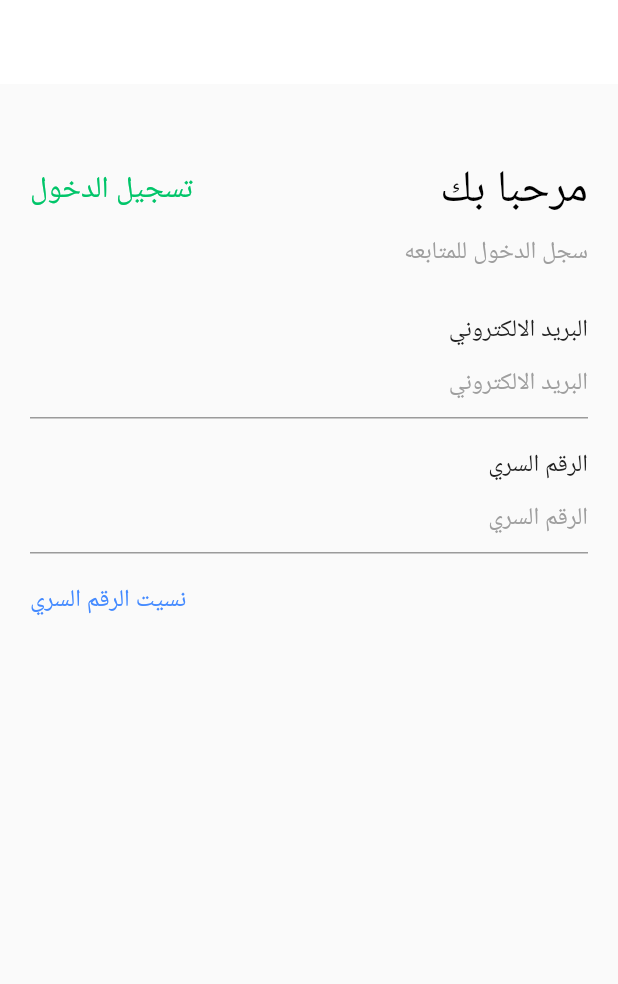
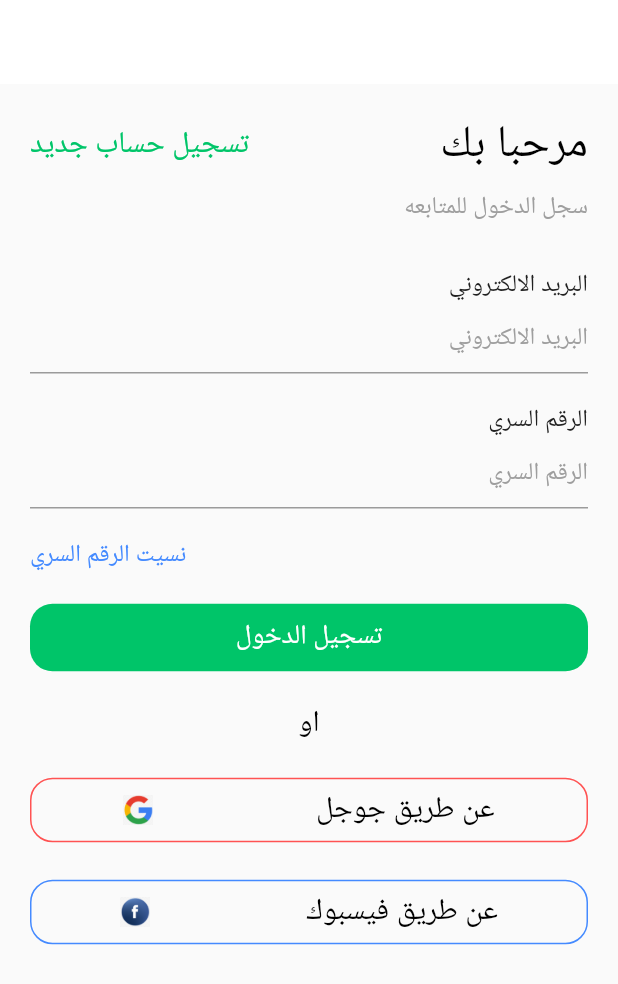
Before and after one commit to ashrafsayed2018/flutter-ecommerce-app, a Flutter app: the screen it shows after launch, on a phone screen of 412 x 824 dp. Shown: the top 984 px of the screen. Run offline on Flutter 3.47's test engine with Material 2 defaults, Android fonts, the phone set to English and light mode, and no system bars; our stand-ins replace get.

Commit message:
login screen design

```diff
--- a/lib/main.dart
+++ b/lib/main.dart
@@ -1,5 +1,6 @@
 import 'package:ecommerce_app/view/auth/login_screen.dart';
 import 'package:flutter/material.dart';
+import 'package:get/get.dart';
 
 void main() {
   runApp(const MyApp());
@@ -11,7 +12,7 @@ class MyApp extends StatelessWidget {
   // This widget is the root of your application.
   @override
   Widget build(BuildContext context) {
-    return const MaterialApp(
+    return const GetMaterialApp(
       debugShowCheckedModeBanner: false,
       home: Scaffold(
         body: LoginScreen(),
--- a/lib/view/auth/login_screen.dart
+++ b/lib/view/auth/login_screen.dart
@@ -1,7 +1,11 @@
 import 'package:ecommerce_app/constants.dart';
+import 'package:ecommerce_app/view/auth/second_screen.dart';
+import 'package:ecommerce_app/view/widgets/custom_button.dart';
+import 'package:ecommerce_app/view/widgets/custom_social_button.dart';
 import 'package:ecommerce_app/view/widgets/custom_text.dart';
 import 'package:ecommerce_app/view/widgets/custom_text_form_feild.dart';
 import 'package:flutter/material.dart';
+import 'package:get/get.dart';
 
 class LoginScreen extends StatelessWidget {
   const LoginScreen({Key? key}) : super(key: key);
@@ -15,14 +19,14 @@ class LoginScreen extends StatelessWidget {
       ),
       body: SingleChildScrollView(
         child: Padding(
-          padding: const EdgeInsets.only(top: 50, right: 20, left: 20),
+          padding: const EdgeInsets.only(top: 20, right: 20, left: 20),
           child: Column(
             children: [
               Row(
                 mainAxisAlignment: MainAxisAlignment.spaceBetween,
                 children: const [
                   CustomText(
-                    text: "تسجيل الدخول",
+                    text: "تسجيل حساب جديد",
                     color: kPrimaryColor,
                     fontSize: 20,
                   ),
@@ -77,7 +81,50 @@ class LoginScreen extends StatelessWidget {
                 text: 'نسيت الرقم السري',
                 fontSize: 16,
                 color: Colors.blueAccent,
-              )
+              ),
+              const SizedBox(
+                height: 20,
+              ),
+              CustomButton(
+                text: 'تسجيل الدخول',
+                onPressed: () {
+                  Get.to(() => const SecondScreen());
+                },
+                backbgoundColor: kPrimaryColor,
+                textColor: Colors.white,
+                alignment: Alignment.center,
+                fontSize: 18,
+              ),
+              const SizedBox(
+                height: 20,
+              ),
+              const CustomText(
+                alignment: Alignment.center,
+                text: ' او ',
+                color: Colors.black,
+                fontSize: 20,
+              ),
+              const SizedBox(
+                height: 20,
+              ),
+              const CustomSocialButton(
+                text: 'عن طريق جوجل',
+                image: 'assets/images/google-icon.png',
+                onPressed: null,
+                borderColor: Colors.redAccent,
+              ),
+              const SizedBox(
+                height: 20,
+              ),
+              const CustomSocialButton(
+                text: 'عن طريق فيسبوك',
+                image: 'assets/images/facebook-icon.png',
+                onPressed: null,
+                borderColor: Colors.blueAccent,
+              ),
+              const SizedBox(
+                height: 20,
+              ),
             ],
           ),
         ),
--- /dev/null
+++ b/lib/view/auth/second_screen.dart
@@ -0,0 +1,14 @@
+import 'package:flutter/material.dart';
+
+class SecondScreen extends StatelessWidget {
+  const SecondScreen({Key? key}) : super(key: key);
+
+  @override
+  Widget build(BuildContext context) {
+    return const Scaffold(
+      body: Center(
+        child: Text('SecondScreen'),
+      ),
+    );
+  }
+}
--- /dev/null
+++ b/lib/view/widgets/custom_button.dart
@@ -0,0 +1,40 @@
+import 'package:ecommerce_app/view/widgets/custom_text.dart';
+import 'package:flutter/material.dart';
+
+class CustomButton extends StatelessWidget {
+  final String? text;
+  final VoidCallback? onPressed;
+  final Color backbgoundColor;
+  final Color textColor;
+  final Alignment alignment;
+  final double fontSize;
+  const CustomButton({
+    Key? key,
+    required this.text,
+    this.onPressed,
+    this.backbgoundColor = Colors.white,
+    this.textColor = Colors.black,
+    required this.alignment,
+    this.fontSize = 16,
+  }) : super(key: key);
+
+  @override
+  Widget build(BuildContext context) {
+    return TextButton(
+      style: TextButton.styleFrom(
+        backgroundColor: backbgoundColor,
+        padding: const EdgeInsets.all(10),
+        shape: RoundedRectangleBorder(
+          borderRadius: BorderRadius.circular(15),
+        ),
+      ),
+      onPressed: onPressed,
+      child: CustomText(
+        text: text!,
+        color: textColor,
+        fontSize: fontSize,
+        alignment: alignment,
+      ),
+    );
+  }
+}
--- /dev/null
+++ b/lib/view/widgets/custom_social_button.dart
@@ -0,0 +1,47 @@
+import 'package:ecommerce_app/view/widgets/custom_text.dart';
+import 'package:flutter/material.dart';
+
+class CustomSocialButton extends StatelessWidget {
+  final String text;
+  final String image;
+  final VoidCallback? onPressed;
+  final Color borderColor;
+  const CustomSocialButton({
+    Key? key,
+    required this.text,
+    required this.image,
+    required this.onPressed,
+    required this.borderColor,
+  }) : super(key: key);
+
+  @override
+  Widget build(BuildContext context) {
+    return TextButton(
+      style: TextButton.styleFrom(
+        backgroundColor: Colors.transparent,
+        side: BorderSide(
+          color: borderColor,
+          width: 1,
+        ),
+        shape: RoundedRectangleBorder(
+          borderRadius: BorderRadius.circular(15),
+        ),
+      ),
+      onPressed: onPressed,
+      child: Row(
+        mainAxisAlignment: MainAxisAlignment.spaceAround,
+        children: [
+          Image.asset(
+            image,
+            height: 20,
+          ),
+          CustomText(
+            text: text,
+            color: Colors.black,
+            fontSize: 20,
+          ),
+        ],
+      ),
+    );
+  }
+}
```
Also changed, not shown: pubspec.yaml (+8 -17 lines), assets/images/facebook-icon.png (added), assets/images/google-icon.png (added), lib/core/services/a.dart (deleted), pubspec.lock, 3 other files.
